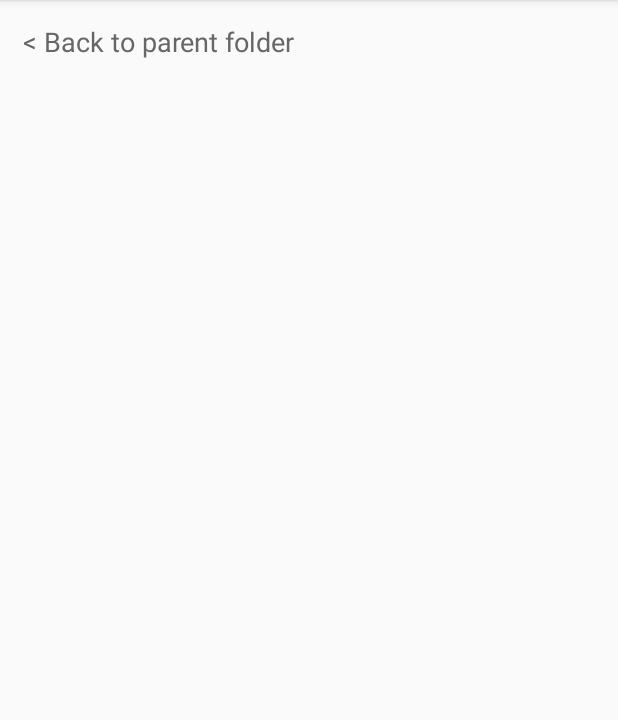
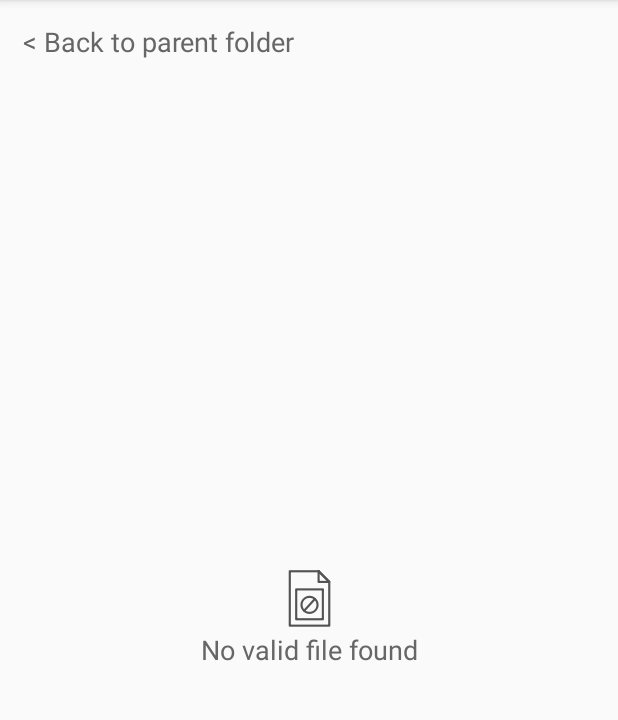
Before and after one commit to minstrelsy/comic-epub-reader, an Android app: the screen it shows after launch (MainActivity), after a tap on "Files", on a phone screen of 412 x 824 dp, the part 84-804 px from its top. Run offline under Robolectric (Android 15) with nearby library versions, the phone set to English and light mode, and no system bars; 1 other tap on this screen came first.

Commit message:
Removes empty file from list and creates a layout for showing the empty folder state.

```diff
--- a/src/app/src/main/res/layout/sd_browser.xml
+++ b/src/app/src/main/res/layout/sd_browser.xml
@@ -16,7 +16,6 @@
 -->
 
 <LinearLayout
-    android:id="@+id/browser_layout"
     xmlns:android="http://schemas.android.com/apk/res/android"
     android:layout_width="fill_parent"
     android:layout_height="fill_parent"
@@ -27,13 +26,41 @@
         style="@style/Theme.SDItem"
         android:layout_width="fill_parent"
         android:layout_height="wrap_content"
-        android:text="@string/sd_browser_back"
+        android:background="@drawable/selectable_textview_colors"
+        android:focusable="true"
         android:padding="15dp"
-        android:focusable="true"
-        android:background="@drawable/selectable_textview_colors"/>
+        android:text="@string/sd_browser_back"/>
 
     <ListView
         android:id="@+id/list"
         android:layout_width="fill_parent"
         android:layout_height="wrap_content"/>
+
+    <LinearLayout
+        android:id="@+id/empty_folder_layout"
+        android:layout_width="fill_parent"
+        android:layout_height="fill_parent"
+        android:layout_gravity="center_vertical"
+        android:orientation="vertical"
+        android:gravity="center_vertical">
+
+        <ImageView
+            android:id="@+id/empty_folder_img"
+            android:layout_width="wrap_content"
+            android:layout_height="wrap_content"
+            android:src="@drawable/file_not_found"
+            android:layout_gravity="center_horizontal"/>
+
+        <TextView
+            android:id="@+id/sd_item_empty_text"
+            style="@style/Theme.SDItem"
+            android:layout_width="fill_parent"
+            android:layout_height="wrap_content"
+            android:singleLine="true"
+            android:layout_below="@id/empty_folder_img"
+            android:text="@string/sd_browser_empty"
+            android:gravity="center"
+            android:textAlignment="center"/>
+
+    </LinearLayout>
 </LinearLayout>
--- a/src/app/src/main/res/values/strings.xml
+++ b/src/app/src/main/res/values/strings.xml
@@ -65,7 +65,7 @@
     <string name="dialog_unavailable_text">The requested app is either not yet available or unreacheable.\n\nWould you like to subscribe to our newsletter and be notified of future releases?</string>
 
     <string name="sd_browser_back"> &lt; Back to parent folder</string>
-    <string name="sd_browser_empty">Empty folder</string>
+    <string name="sd_browser_empty">No valid file found</string>
     <string name="sd_browser_open">OPEN</string>
     <string name="sd_browser_recent">RECENT</string>
 
--- a/src/app/src/main/res/values/styles.xml
+++ b/src/app/src/main/res/values/styles.xml
@@ -57,6 +57,7 @@
         <item name="android:paddingBottom">10dp</item>
         <item name="android:background">@drawable/bg_header</item>
 	</style>
+
 	<style name="Theme.ListItemText">
 	    <item name="android:textColor">@color/white</item>
 	    <item name="android:paddingTop">10dp</item>
```
Also changed, not shown: src/app/src/main/java/net/robotmedia/acv/ui/SDBrowserFragment.java (+15 -14 lines), src/app/src/main/res/layout/sd_item.xml (+5 -3 lines), src/app/src/main/res/layout/sd_item_empty.xml (deleted, +0 -39 lines), src/app/src/main/res/drawable-hdpi/file_not_found.png (added), src/app/src/main/res/drawable-xhdpi/file_not_found.png (added).
